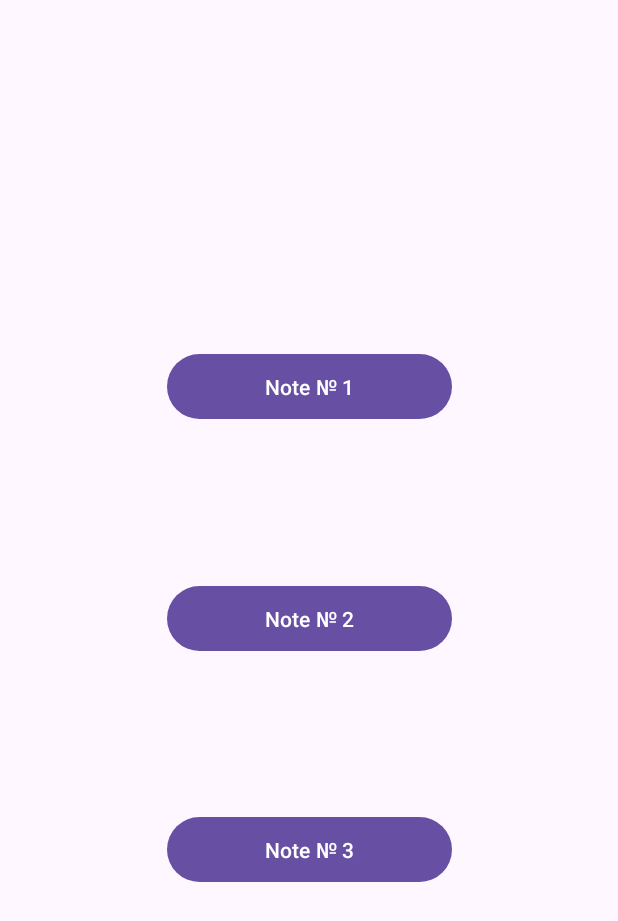
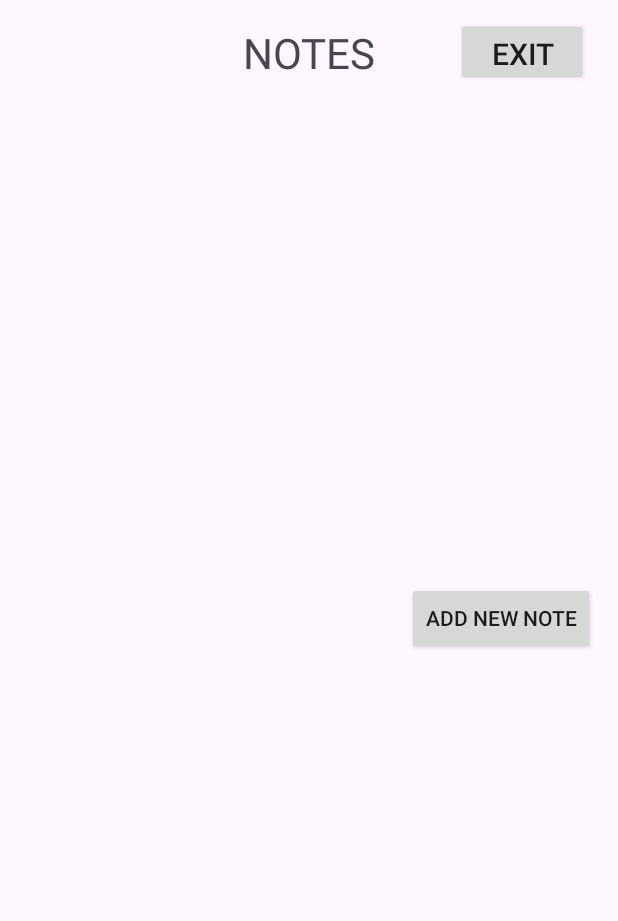
Before and after one commit to IvanMazko/AndroidHomework, an Android app: the MainActivity screen opened directly, with no data from a screen before it, on a phone screen of 412 x 824 dp. Shown: the top 921 px of the screen. Run offline under Robolectric (Android 15) with nearby library versions, the phone set to English and light mode, and no system bars.

Commit message:
feat: made a part of recyclerView

```diff
--- a/app/src/main/AndroidManifest.xml
+++ b/app/src/main/AndroidManifest.xml
@@ -25,9 +25,12 @@
             android:name=".ht16.FirstNoteActivity"
             android:exported="false" />
         <activity
-            android:name=".ht16.MainActivity"
+            android:name=".ht19.MainActivity"
             android:exported="false"
             android:label="Home" />
+        <activity
+            android:name=".ht19.NewNoteActivity"
+            android:exported="false" />
         <activity
             android:name=".ht16.SplashActivity"
             android:exported="true">
--- a/app/src/main/java/com/example/androidhomework/ht16/MainActivity.kt
+++ /dev/null
@@ -1,45 +0,0 @@
-package com.example.androidhomework.ht16
-
-import android.content.Intent
-import android.os.Bundle
-import android.widget.Button
-import androidx.activity.enableEdgeToEdge
-import androidx.appcompat.app.AppCompatActivity
-import androidx.appcompat.widget.AppCompatTextView
-import com.example.androidhomework.R
-import com.example.androidhomework.ht16.FirstNoteActivity
-import com.example.androidhomework.ht16.SecondNoteActivity
-import com.example.androidhomework.ht16.ThirdNodeActivity
-
-class MainActivity : AppCompatActivity() {
-    override fun onCreate(savedInstanceState: Bundle?) {
-        super.onCreate(savedInstanceState)
-        enableEdgeToEdge()
-        setContentView(R.layout.activity_main)
-
-        val username = intent.getStringExtra("username")
-
-        var userNameTextView:AppCompatTextView? = null
-        userNameTextView = findViewById(R.id.userName_tv)
-        userNameTextView.text = username
-
-        val intent1 = Intent(this@MainActivity, FirstNoteActivity::class.java)
-        val intent2 = Intent(this@MainActivity, SecondNoteActivity::class.java)
-        val intent3 = Intent(this@MainActivity, ThirdNodeActivity::class.java)
-
-        val button1 = findViewById<Button>(R.id.button1)
-        val button2 = findViewById<Button>(R.id.button2)
-        val button3 = findViewById<Button>(R.id.button3)
-
-        button1.setOnClickListener{
-            startActivity(intent1)
-        }
-        button2.setOnClickListener{
-            startActivity(intent2)
-        }
-        button3.setOnClickListener{
-            startActivity(intent3)
-        }
-    }
-
-}
--- a/app/src/main/java/com/example/androidhomework/ht18/RegistrationActivity.kt
+++ b/app/src/main/java/com/example/androidhomework/ht18/RegistrationActivity.kt
@@ -7,10 +7,8 @@ import android.widget.Toast
 import androidx.activity.enableEdgeToEdge
 import androidx.appcompat.app.AppCompatActivity
 import androidx.appcompat.widget.AppCompatEditText
-import androidx.core.view.ViewCompat
-import androidx.core.view.WindowInsetsCompat
 import com.example.androidhomework.R
-import com.example.androidhomework.ht16.MainActivity
+import com.example.androidhomework.ht19.MainActivity
 
 class RegistrationActivity : AppCompatActivity() {
     override fun onCreate(savedInstanceState: Bundle?) {
@@ -25,6 +23,8 @@ class RegistrationActivity : AppCompatActivity() {
         password = findViewById(R.id.password_et)
 
         val button = findViewById<Button>(R.id.sign_up_btn)
+
+
 
 
         button.setOnClickListener {
--- /dev/null
+++ b/app/src/main/java/com/example/androidhomework/ht19/MainActivity.kt
@@ -0,0 +1,72 @@
+package com.example.androidhomework.ht19
+
+import android.app.Activity
+import android.content.Intent
+import android.os.Bundle
+import android.widget.Button
+import androidx.activity.enableEdgeToEdge
+import androidx.activity.result.ActivityResultLauncher
+import androidx.activity.result.contract.ActivityResultContracts
+import androidx.appcompat.app.AppCompatActivity
+import androidx.appcompat.widget.AppCompatButton
+import androidx.appcompat.widget.AppCompatTextView
+import androidx.recyclerview.widget.LinearLayoutManager
+import androidx.recyclerview.widget.RecyclerView
+import com.example.androidhomework.R
+import com.example.androidhomework.ht16.FirstNoteActivity
+import com.example.androidhomework.ht16.SecondNoteActivity
+import com.example.androidhomework.ht16.ThirdNodeActivity
+
+class MainActivity : AppCompatActivity() {
+
+    private lateinit var newNoteLauncher: ActivityResultLauncher<Intent>
+    private val listOfNotes = mutableListOf<Note>()
+
+
+    override fun onCreate(savedInstanceState: Bundle?) {
+        super.onCreate(savedInstanceState)
+        enableEdgeToEdge()
+        setContentView(R.layout.activity_main)
+
+        newNoteLauncher = registerForActivityResult(ActivityResultContracts.StartActivityForResult()) { result ->
+            if (result.resultCode == Activity.RESULT_OK) {
+                // Получаем данные из Intent
+                val headerNote = result.data?.getStringExtra("headerNote") ?: ""
+                val messageNote = result.data?.getStringExtra("messageNote") ?: ""
+                // Добавляем новую заметку в список
+                listOfNotes.add(Note(headerNote, messageNote, "Time"))
+            }
+        }
+                //val currentNoteHeader = intent.getStringExtra("headerNote") ?: "Text note"
+                //val currentNoteMessage = intent.getStringExtra("messageNote") ?: "The note is empty :("
+
+
+        val recyclerView = findViewById<RecyclerView>(R.id.am_notes_rv)
+        val adapter = Adapter(listOfNotes)
+
+        recyclerView.adapter = adapter
+        recyclerView.layoutManager = LinearLayoutManager(this)
+
+        val username = intent.getStringExtra("username")
+
+        var userNameTextView:AppCompatTextView? = null
+        userNameTextView = findViewById(R.id.am_userName_tv)
+        userNameTextView.text = username
+
+
+//        val intent = Intent(this, NewNoteActivity::class.java)
+//        val addNewNoteBtn = findViewById<AppCompatButton>(R.id.am_addNewNote_acb)
+//        addNewNoteBtn.setOnClickListener {
+//            startActivity(intent)
+//        }
+
+            findViewById<Button>(R.id.am_addNewNote_acb).setOnClickListener {
+                val intent = Intent(this, NewNoteActivity::class.java)
+                newNoteLauncher.launch(intent)
+            }
+
+
+
+    }
+
+}
--- a/app/src/main/res/layout/activity_main.xml
+++ b/app/src/main/res/layout/activity_main.xml
@@ -5,10 +5,10 @@
     android:id="@+id/main"
     android:layout_width="match_parent"
     android:layout_height="match_parent"
-    tools:context=".ht16.MainActivity" >
+    tools:context=".ht19.MainActivity" >
 
     <androidx.appcompat.widget.AppCompatTextView
-        android:id="@+id/userName_tv"
+        android:id="@+id/am_userName_tv"
         android:layout_width="wrap_content"
         android:layout_height="wrap_content"
         app:layout_constraintBottom_toBottomOf="parent"
@@ -17,42 +17,57 @@
         app:layout_constraintTop_toTopOf="parent"
         android:text="UserName"
         android:textSize="22dp"
-        app:layout_constraintVertical_bias="0.05"
+        app:layout_constraintVertical_bias="0.025"
         app:layout_constraintHorizontal_bias="0.05"/>
 
-    <Button
-        android:id="@+id/button1"
-        android:layout_width="190dp"
-        android:layout_height="51dp"
-        android:text="Note № 1"
-        android:onClick="ComeToNote1"
+    <androidx.appcompat.widget.AppCompatTextView
+        android:id="@+id/am_header_tv"
+        android:layout_width="wrap_content"
+        android:layout_height="wrap_content"
         app:layout_constraintBottom_toBottomOf="parent"
         app:layout_constraintEnd_toEndOf="parent"
         app:layout_constraintStart_toStartOf="parent"
         app:layout_constraintTop_toTopOf="parent"
-        app:layout_constraintVertical_bias="0.3" />
+        android:text="NOTES"
+        android:textSize="28dp"
+        app:layout_constraintVertical_bias="0.02"
+        app:layout_constraintHorizontal_bias="0.5"/>
 
-    <Button
-        android:id="@+id/button2"
-        android:layout_width="190dp"
-        android:layout_height="51dp"
-        android:text="Note № 2"
+    <androidx.appcompat.widget.AppCompatButton
+        android:id="@+id/am_exit_btn"
+        android:layout_width="wrap_content"
+        android:layout_height="45dp"
         app:layout_constraintBottom_toBottomOf="parent"
+        app:layout_constraintEnd_toEndOf="parent"
+        app:layout_constraintTop_toTopOf="parent"
+        android:text="Exit"
+        android:textSize="20dp"
+        app:layout_constraintVertical_bias="0.015"
+        android:layout_marginEnd="20dp" />
+
+    <androidx.recyclerview.widget.RecyclerView
+        android:id="@+id/am_notes_rv"
+        android:layout_width="0dp"
+        android:layout_height="0dp"
+        android:orientation="vertical"
         app:layout_constraintEnd_toEndOf="parent"
         app:layout_constraintStart_toStartOf="parent"
         app:layout_constraintTop_toTopOf="parent"
-        app:layout_constraintVertical_bias="0.5"/>
+        app:layout_constraintBottom_toBottomOf="parent"
+        android:layout_marginTop="65dp"/>
 
-    <Button
-        android:id="@+id/button3"
-        android:layout_width="190dp"
-        android:layout_height="51dp"
-        android:text="Note № 3"
+    <androidx.appcompat.widget.AppCompatButton
+        android:id="@+id/am_addNewNote_acb"
+        android:layout_width="wrap_content"
+        android:layout_height="wrap_content"
+        app:layout_constraintEnd_toEndOf="parent"
+        app:layout_constraintTop_toTopOf="parent"
         app:layout_constraintBottom_toBottomOf="parent"
-        app:layout_constraintEnd_toEndOf="parent"
-        app:layout_constraintStart_toStartOf="parent"
-        app:layout_constraintTop_toTopOf="parent"
-        app:layout_constraintVertical_bias="0.7"/>
+        android:layout_marginEnd="15dp"
+        android:text="Add New Note"/>
+
+
+
 
 
 
```
Also changed, not shown: app/src/main/java/com/example/androidhomework/ht19/Adapter.kt (added, +32 -0 lines), app/src/main/java/com/example/androidhomework/ht19/NewNoteActivity.kt (added, +42 -0 lines), app/src/main/java/com/example/androidhomework/ht19/Note.kt (added, +9 -0 lines), app/src/main/res/layout/activity_new_note.xml (added, +40 -0 lines), app/src/main/res/layout/recycler_view_exact_note.xml (added, +40 -0 lines).
